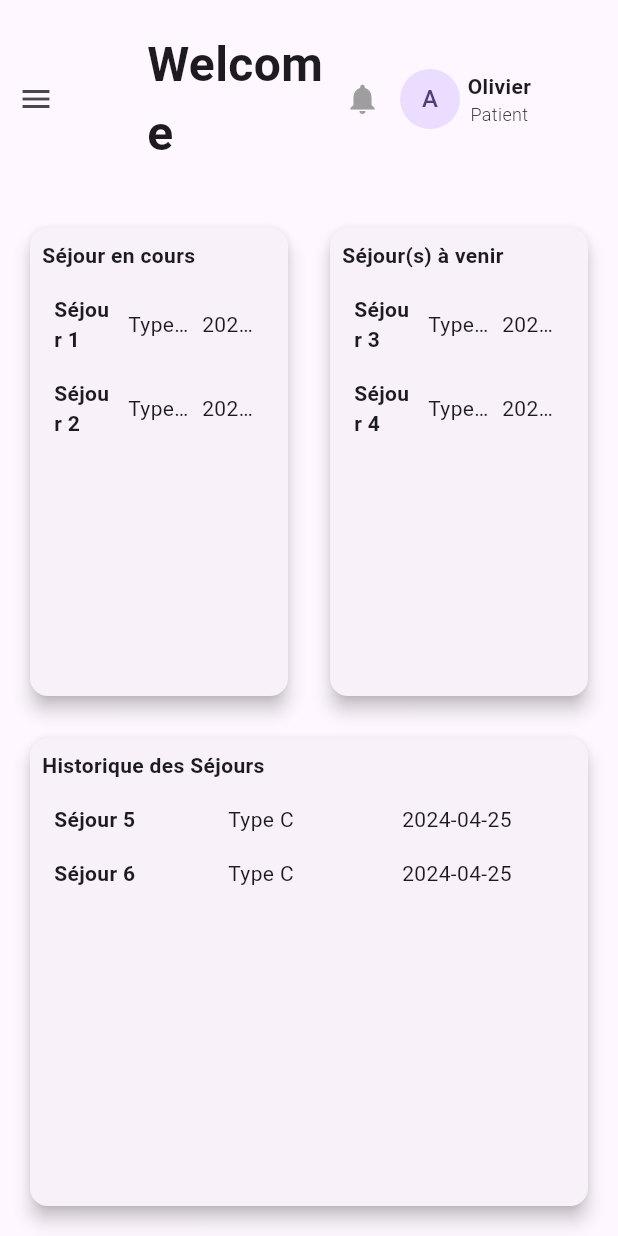
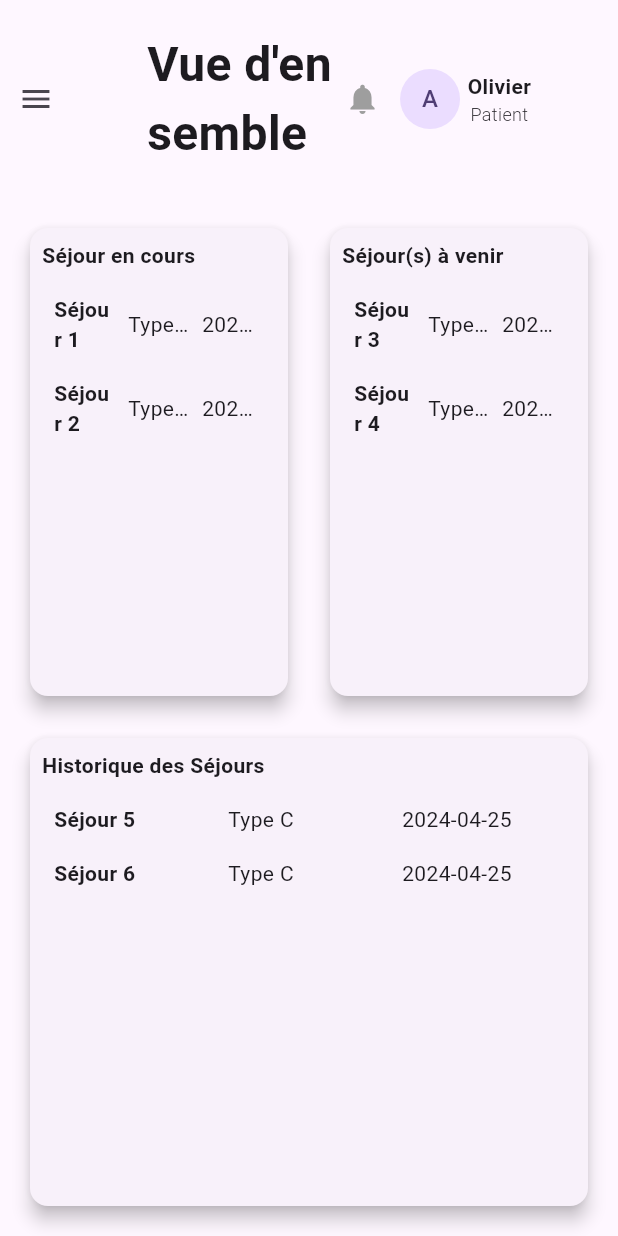
Before and after one commit to VincePaulin/SoigneMoiWeb, a Flutter app: the screen it shows after launch, on a phone screen of 412 x 824 dp. Run offline on Flutter 3.47's test engine with Material 3 defaults, Android fonts, the phone set to English and light mode, and no system bars.

Commit message:
feat: create stay page

```diff
--- a/lib/page/dashboard_body.dart
+++ b/lib/page/dashboard_body.dart
@@ -1,4 +1,5 @@
 import 'package:flutter/material.dart';
+import 'package:soigne_moi_web/page/create_stay.dart';
 import 'package:soigne_moi_web/page/home/homepage_body.dart';
 import 'package:soigne_moi_web/utils/screen_size.dart';
 import 'package:soigne_moi_web/widgets/custom_app_bar.dart';
@@ -20,6 +21,21 @@ class _DashboardPageState extends State<DashboardPage> {
     });
   }
 
+  String getPageName(int index) {
+    switch (index) {
+      case 0:
+        return "Vue d'ensemble";
+      case 1:
+        return 'Réservation de séjour';
+      case 2:
+        return 'Profile';
+      case 3:
+        return 'Settings';
+      default:
+        return '';
+    }
+  }
+
   @override
   Widget build(BuildContext context) {
     final isSmallScreen = ScreenSizeUtil.isSmallScreen(context);
@@ -37,13 +53,13 @@ class _DashboardPageState extends State<DashboardPage> {
             child: Column(
               crossAxisAlignment: CrossAxisAlignment.stretch,
               children: [
-                const CustomAppBar(),
+                CustomAppBar(titlePage: getPageName(_selectedIndex)),
                 Expanded(
                   child: IndexedStack(
                     index: _selectedIndex,
                     children: [
                       HomePageBody(),
-                      BookStayPage(),
+                      CreateStayPage(),
                       ProfilePage(),
                       SettingsPage(),
                     ],
@@ -60,18 +76,6 @@ class _DashboardPageState extends State<DashboardPage> {
               onItemTapped: _onItemTapped,
             )
           : null,
-    );
-  }
-}
-
-// Todo: make BookStayPage simply
-class BookStayPage extends StatelessWidget {
-  const BookStayPage({super.key});
-
-  @override
-  Widget build(BuildContext context) {
-    return Center(
-      child: Text('Welcome to the BookStay Page!'),
     );
   }
 }
--- a/lib/widgets/custom_app_bar.dart
+++ b/lib/widgets/custom_app_bar.dart
@@ -2,7 +2,8 @@ import 'package:flutter/material.dart';
 import 'package:soigne_moi_web/utils/screen_size.dart';
 
 class CustomAppBar extends StatelessWidget {
-  const CustomAppBar({super.key});
+  final String titlePage;
+  const CustomAppBar({super.key, required this.titlePage});
 
   @override
   Widget build(BuildContext context) {
@@ -25,9 +26,9 @@ class CustomAppBar extends StatelessWidget {
               children: [
                 Expanded(
                   child: Text(
-                    'Welcome',
-                    style:
-                        TextStyle(fontSize: 32.0, fontWeight: FontWeight.bold),
+                    titlePage,
+                    style: const TextStyle(
+                        fontSize: 32.0, fontWeight: FontWeight.bold),
                   ),
                 ),
                 InkWell(
```
Also changed, not shown: lib/page/create_stay.dart (added, +156 -0 lines).
